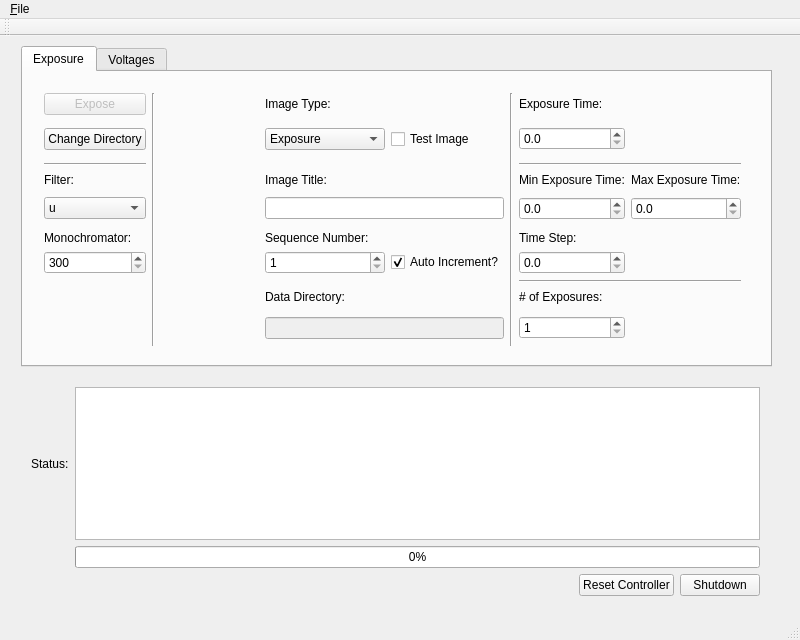
Above: ccdcontroller.ui from Snyder005/ccdcontroller before the change. Below: the same form after it.
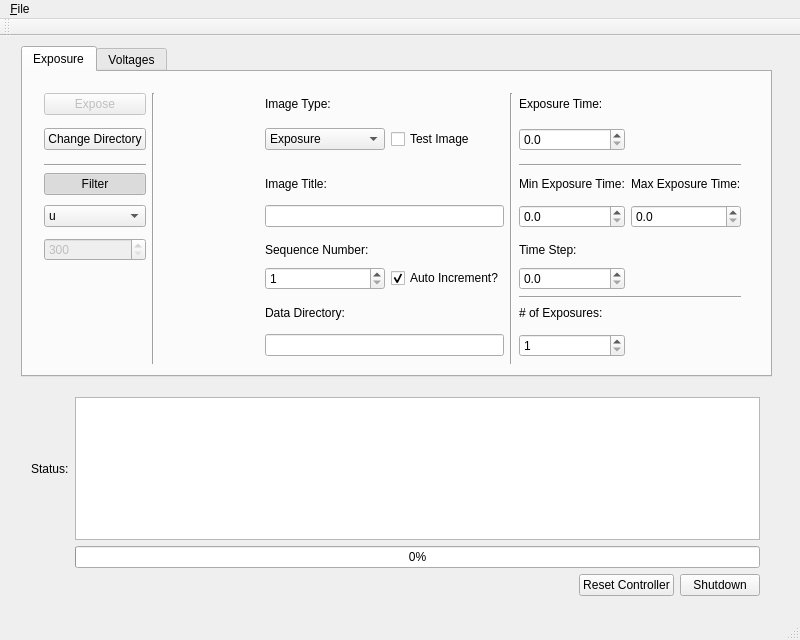
That is the form after the change.

Commit message: Small cosmetic updates to filter/monochromator option.

What changed in the file:
```diff
--- a/ccdcontroller.ui
+++ b/ccdcontroller.ui
@@ -20,7 +20,7 @@
       <x>21</x>
       <y>10</y>
       <width>751</width>
-      <height>321</height>
+      <height>331</height>
      </rect>
     </property>
     <property name="currentIndex">
@@ -36,7 +36,7 @@
         <x>10</x>
         <y>10</y>
         <width>719</width>
-        <height>275</height>
+        <height>293</height>
        </rect>
       </property>
       <layout class="QGridLayout" name="gridLayout">
@@ -50,7 +50,7 @@
        <item row="11" column="3" rowspan="2" colspan="2">
         <widget class="QLineEdit" name="imfilenameLineEdit">
          <property name="enabled">
-          <bool>false</bool>
+          <bool>true</bool>
          </property>
          <property name="readOnly">
           <bool>true</bool>
@@ -182,13 +182,6 @@
          </property>
         </widget>
        </item>
-       <item row="4" column="0">
-        <widget class="QLabel" name="filterLabel">
-         <property name="text">
-          <string>Filter:</string>
-         </property>
-        </widget>
-       </item>
        <item row="4" column="3">
         <widget class="QLabel" name="imtitleLabel">
          <property name="text">
@@ -258,13 +251,6 @@
          </item>
         </widget>
        </item>
-       <item row="7" column="0">
-        <widget class="QLabel" name="monoLabel">
-         <property name="text">
-          <string>Monochromator:</string>
-         </property>
-        </widget>
-       </item>
        <item row="7" column="3">
         <widget class="QLabel" name="imnumLabel">
          <property name="text">
@@ -279,19 +265,6 @@
          </property>
         </widget>
        </item>
-       <item row="8" column="0">
-        <widget class="QSpinBox" name="spinBox">
-         <property name="minimum">
-          <number>300</number>
-         </property>
-         <property name="maximum">
-          <number>1000</number>
-         </property>
-         <property name="singleStep">
-          <number>5</number>
-         </property>
-        </widget>
-       </item>
        <item row="8" column="3">
         <widget class="QSpinBox" name="imnumSpinBox">
          <property name="minimum">
@@ -350,6 +323,35 @@
          </property>
         </widget>
        </item>
+       <item row="4" column="0">
+        <widget class="QPushButton" name="filterToggleButton">
+         <property name="text">
+          <string>Filter</string>
+         </property>
+         <property name="checkable">
+          <bool>true</bool>
+         </property>
+         <property name="checked">
+          <bool>true</bool>
+         </property>
+        </widget>
+       </item>
+       <item row="7" column="0">
+        <widget class="QSpinBox" name="monoSpinBox">
+         <property name="enabled">
+          <bool>false</bool>
+         </property>
+         <property name="minimum">
+          <number>300</number>
+         </property>
+         <property name="maximum">
+          <number>1000</number>
+         </property>
+         <property name="singleStep">
+          <number>5</number>
+         </property>
+        </widget>
+       </item>
       </layout>
      </widget>
     </widget>
@@ -656,9 +658,9 @@
     <property name="geometry">
      <rect>
       <x>20</x>
-      <y>340</y>
+      <y>350</y>
       <width>751</width>
-      <height>231</height>
+      <height>221</height>
      </rect>
     </property>
     <layout class="QGridLayout" name="gridLayout_3">
```
Left out of the diff: 2 changed lines with no effect on the pictures. The commit also changes 11 other files.
